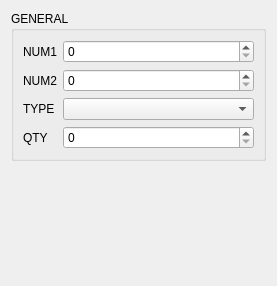
First picture: the form in src/ui/itemtabform.ui, repository Orionsilver/Yo-kai_Editor_B2, before the edit.
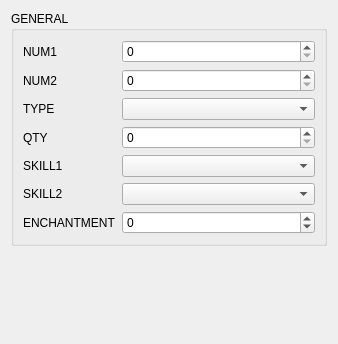
Second picture: the form after the edit.

Commit message: implement equipment skill edit

Diff of the .ui file:
```diff
--- a/src/ui/itemtabform.ui
+++ b/src/ui/itemtabform.ui
@@ -6,8 +6,8 @@
    <rect>
     <x>0</x>
     <y>0</y>
-    <width>277</width>
-    <height>286</height>
+    <width>338</width>
+    <height>344</height>
    </rect>
   </property>
   <property name="windowTitle">
@@ -81,6 +81,43 @@
           </property>
          </widget>
         </item>
+        <item row="5" column="0">
+         <widget class="QLabel" name="skill1Label">
+          <property name="text">
+           <string>SKILL1</string>
+          </property>
+         </widget>
+        </item>
+        <item row="5" column="1">
+         <widget class="QComboBox" name="skill1CB"/>
+        </item>
+        <item row="6" column="0">
+         <widget class="QLabel" name="skill2Label">
+          <property name="text">
+           <string>SKILL2</string>
+          </property>
+         </widget>
+        </item>
+        <item row="6" column="1">
+         <widget class="QComboBox" name="skill2CB"/>
+        </item>
+        <item row="7" column="0">
+         <widget class="QLabel" name="enchantmentLabel">
+          <property name="text">
+           <string>ENCHANTMENT</string>
+          </property>
+         </widget>
+        </item>
+        <item row="7" column="1">
+         <widget class="QSpinBox" name="enchantmentSB">
+          <property name="minimum">
+           <number>-128</number>
+          </property>
+          <property name="maximum">
+           <number>127</number>
+          </property>
+         </widget>
+        </item>
        </layout>
       </item>
      </layout>
```
The commit also changes 10 other files.
